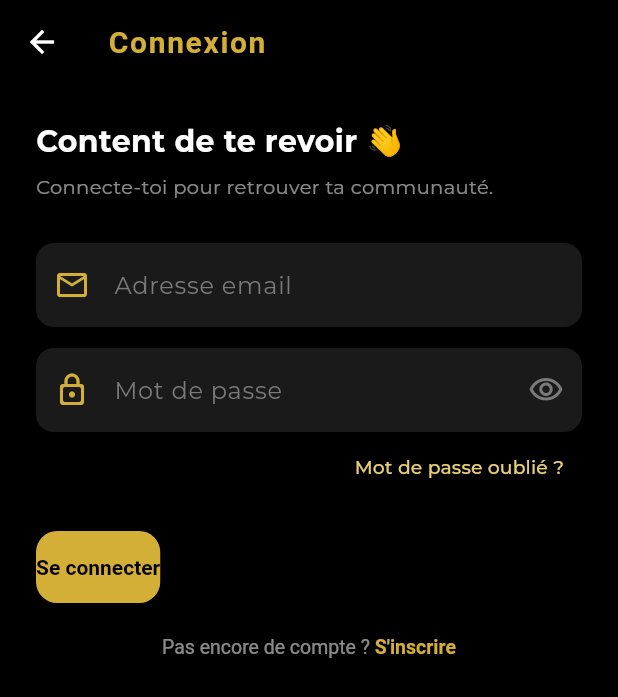
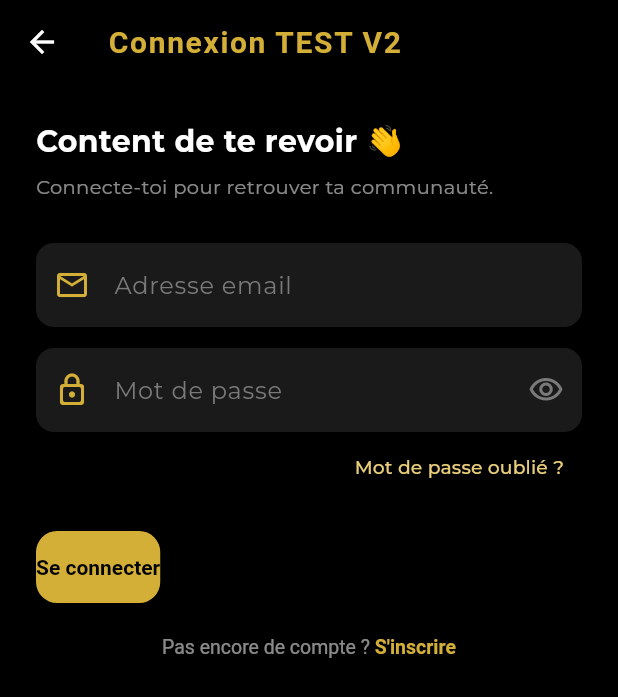
Before and after one commit to muhetoedengrace371240-prog/CLAUDE, a Flutter app: the screen it shows after launch, after a tap on "Log in", on a phone screen of 412 x 824 dp. Shown: the top 697 px of the screen. Run offline on Flutter 3.47's test engine with Material 3 defaults, Android fonts, the phone set to English and light mode, and no system bars; our stand-ins replace cached_network_image, camera, cloud_firestore, firebase_auth, firebase_core, firebase_messaging and 7 more; missing offline and left inert: video_thumbnail; accounts and stored records are empty.

Commit message:
Test visuel V2 pour verifier le pipeline

```diff
--- a/lib/features/auth/login_screen.dart
+++ b/lib/features/auth/login_screen.dart
@@ -89,7 +89,7 @@ class _LoginScreenState extends State<LoginScreen> {
   Widget build(BuildContext context) {
     return Scaffold(
       backgroundColor: AppColors.black,
-      appBar: AppBar(title: const Text('Connexion')),
+      appBar: AppBar(title: const Text('Connexion TEST V2')),
       body: SafeArea(
         child: SingleChildScrollView(
           padding: const EdgeInsets.all(24),
```
